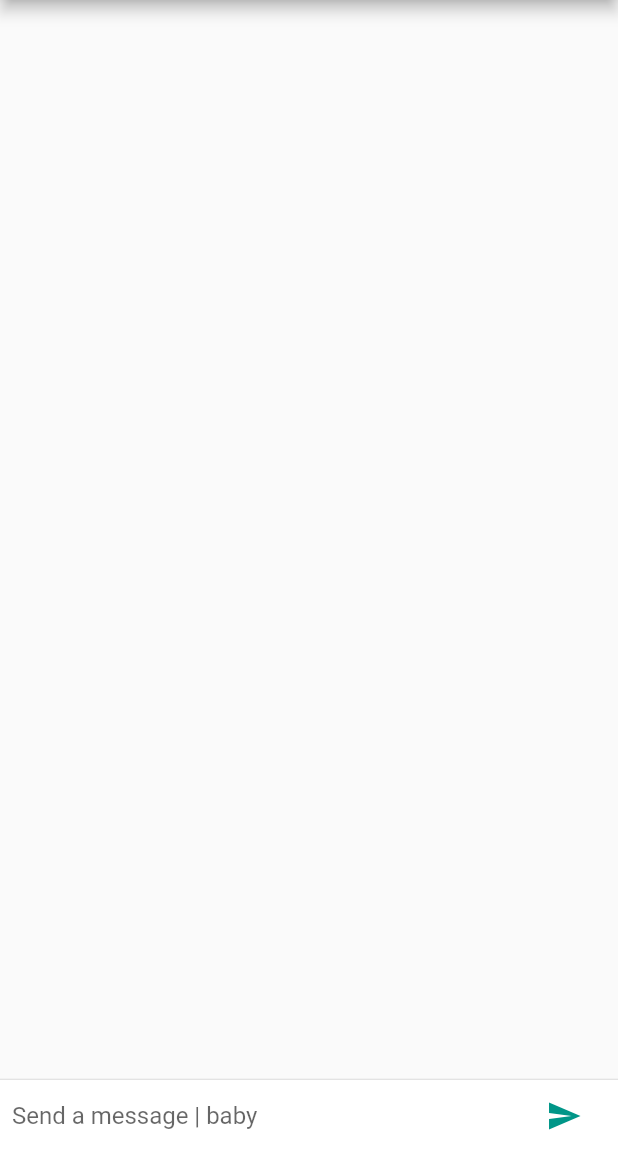
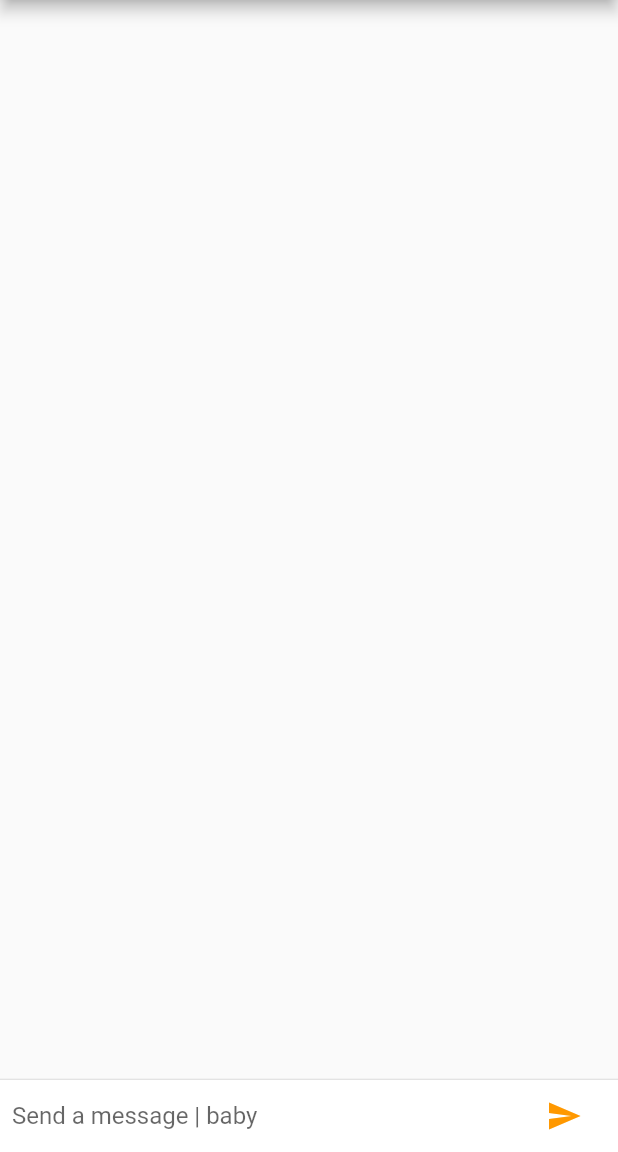
Before and after one commit to joharbatta/FlutterChat, a Flutter app: the screen it shows after launch, on a phone screen of 412 x 824 dp, the part 84-1236 px from its top. Run offline on Flutter 3.47's test engine with Material 2 defaults, Android fonts, the phone set to English and light mode, and no system bars.

Commit message:
some changes

```diff
--- a/lib/chat_screen.dart
+++ b/lib/chat_screen.dart
@@ -29,7 +29,7 @@ class ChatScreenState extends State<ChatScreen>
   {
     return IconTheme(
       data: new IconThemeData(
-        color: Colors.teal
+        color: Colors.orange
       ),
       child: new Container(
 
```
